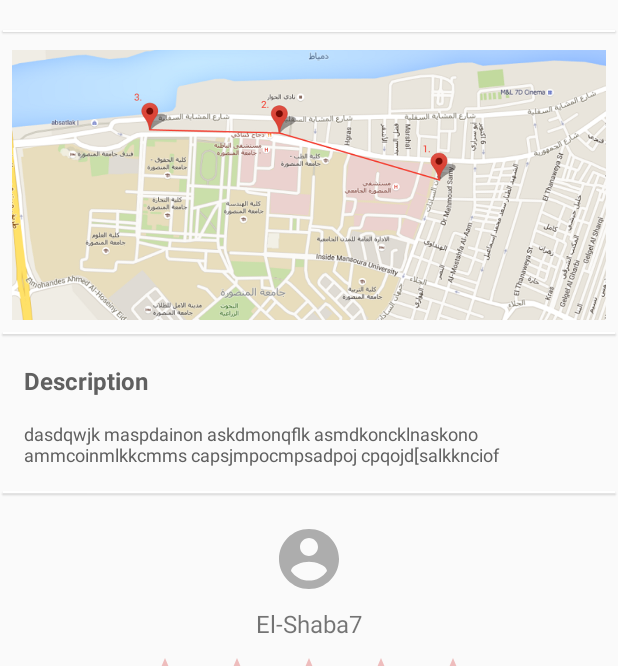
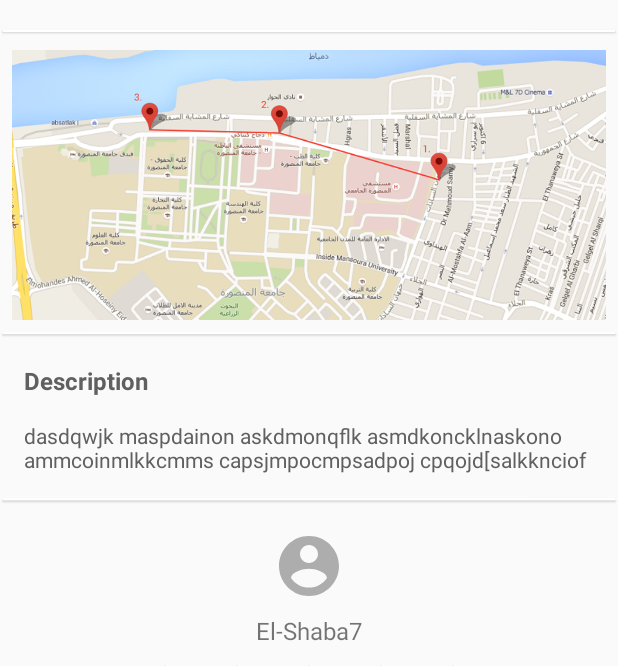
Before and after one commit to mohannadismail/leapfinal-alpha, an Android app: the layout activity_leap_view.xml on its own in the app's theme, with its tools: preview values and no code run, on a phone screen of 412 x 824 dp, the part 570-1236 px from its top. Run offline under Robolectric (Android 15) with nearby library versions, the phone set to English and light mode, and no system bars.

Commit message:
Latest version (Submitted to MAL)

```diff
--- a/app/src/main/AndroidManifest.xml
+++ b/app/src/main/AndroidManifest.xml
@@ -30,12 +30,13 @@
 
         <!-- Twitter Configuration -->
         <activity android:name="com.firebase.ui.auth.twitter.TwitterPromptActivity" />
+
         <meta-data
             android:name="com.firebase.ui.TwitterKey"
-            android:value="@string/twitter_app_key"/>
+            android:value="@string/twitter_app_key" />
         <meta-data
             android:name="com.firebase.ui.TwitterSecret"
-            android:value="@string/twitter_app_secret"/>
+            android:value="@string/twitter_app_secret" />
 
         <!-- Facebook Configuration -->
         <activity
@@ -43,6 +44,7 @@
             android:configChanges="keyboard|keyboardHidden|screenLayout|screenSize|orientation"
             android:label="@string/app_name"
             android:theme="@android:style/Theme.Translucent.NoTitleBar" />
+
         <meta-data
             android:name="com.facebook.sdk.ApplicationId"
             android:value="@string/facebook_app_id" />
--- a/app/src/main/java/com/leap_app/leap/Adapter/DiscoverLeapsAdapter.java
+++ b/app/src/main/java/com/leap_app/leap/Adapter/DiscoverLeapsAdapter.java
@@ -8,7 +8,6 @@ import android.content.Context;
 import android.content.Intent;
 import android.support.v7.widget.CardView;
 import android.support.v7.widget.RecyclerView;
-import android.util.Log;
 import android.view.LayoutInflater;
 import android.view.View;
 import android.view.ViewGroup;
@@ -32,7 +31,6 @@ public class DiscoverLeapsAdapter extends RecyclerView.Adapter<DiscoverLeapsAdap
     public DiscoverLeapsAdapter(Context context, List<LeapBaseInfo> leaps) {
         this.c = context;
         this.leaps =  leaps;
-//        Log.e("In Adapter Logging" , Arrays.toString(leaps.toArray()));
     }
 
 
@@ -66,7 +64,6 @@ public class DiscoverLeapsAdapter extends RecyclerView.Adapter<DiscoverLeapsAdap
                     String x = String.valueOf(leaps.get(position).getLeapID());
                     Intent i = new Intent(view.getContext(), LeapInfoActivity.class);
                     i.putExtra("LeapId", x);
-                    Log.d("EXTRA","" + x);
                     view.getContext().startActivity(i);
                 }
             });
@@ -91,8 +88,7 @@ public class DiscoverLeapsAdapter extends RecyclerView.Adapter<DiscoverLeapsAdap
     @Override
     public void onBindViewHolder(LeapViewHolder personViewHolder, int i) {
         personViewHolder.LeapName.setText(leaps.get(i).getLeapName());
-//        Log.e("onBVH Logging" ,leaps.get(i).getLeapName() );
-        personViewHolder.LeapPrice.setText(leaps.get(i).getLeapPrice());
+        personViewHolder.LeapPrice.setText(leaps.get(i).getLeapPrice() + " L.E");
         personViewHolder.LeapCreator.setText("No creator");
 //        Picasso.with(c).load(leaps.get(i).photoId).into(personViewHolder.LeapPhoto);
         personViewHolder.LeapId.setText(leaps.get(i).getLeapLocation());
--- a/app/src/main/java/com/leap_app/leap/UI/SignupActivity.java
+++ b/app/src/main/java/com/leap_app/leap/UI/SignupActivity.java
@@ -122,7 +122,7 @@ public class SignupActivity extends AppCompatActivity {
     }
 
     public void onSignupFailed() {
-        Toast.makeText(getBaseContext(), "Login failed", Toast.LENGTH_LONG).show();
+        Toast.makeText(getBaseContext(), "Signup failed", Toast.LENGTH_LONG).show();
 
         SignUpBtn.setEnabled(true);
     }
--- a/app/src/main/res/layout/activity_leap_view.xml
+++ b/app/src/main/res/layout/activity_leap_view.xml
@@ -31,7 +31,7 @@
                     android:layout_width="match_parent"
                     android:layout_height="match_parent"
                     android:scaleType="centerCrop"
-                    android:src="@drawable/leappic"
+                    android:src="@drawable/materialbackgroundred"
                     app:layout_collapseMode="parallax"
                     app:layout_scrollFlags="scroll|enterAlways|enterAlwaysCollapsed" />
 
@@ -215,7 +215,7 @@
                     android:layout_height="wrap_content"
                     android:padding="8dp"
                     android:textColor="@color/gray"
-                    android:textSize="12sp"
+                    android:textSize="14sp"
                     tools:text="dasdqwjk maspdainon askdmonqflk asmdkoncklnaskono ammcoinmlkkcmms capsjmpocmpsadpoj cpqojd[salkknciof" />
             </LinearLayout>
 
--- a/app/src/main/res/layout/fragment_profile.xml
+++ b/app/src/main/res/layout/fragment_profile.xml
@@ -25,7 +25,7 @@
                 android:id="@+id/header"
                 android:layout_width="match_parent"
                 android:layout_height="match_parent"
-                android:background="@drawable/leappic" />
+                android:background="@drawable/materialbackgroundred" />
 
             <LinearLayout
                 android:layout_width="match_parent"
```
Also changed, not shown: app/build.gradle (+13 -2 lines), app/src/main/java/com/leap_app/leap/UI/LeapInfoActivity.java (+4 -3 lines), app/src/main/java/com/leap_app/leap/UI/LoginActivity.java (+5 -5 lines), app/src/main/res/drawable/materialbackgroundred.jpg.
